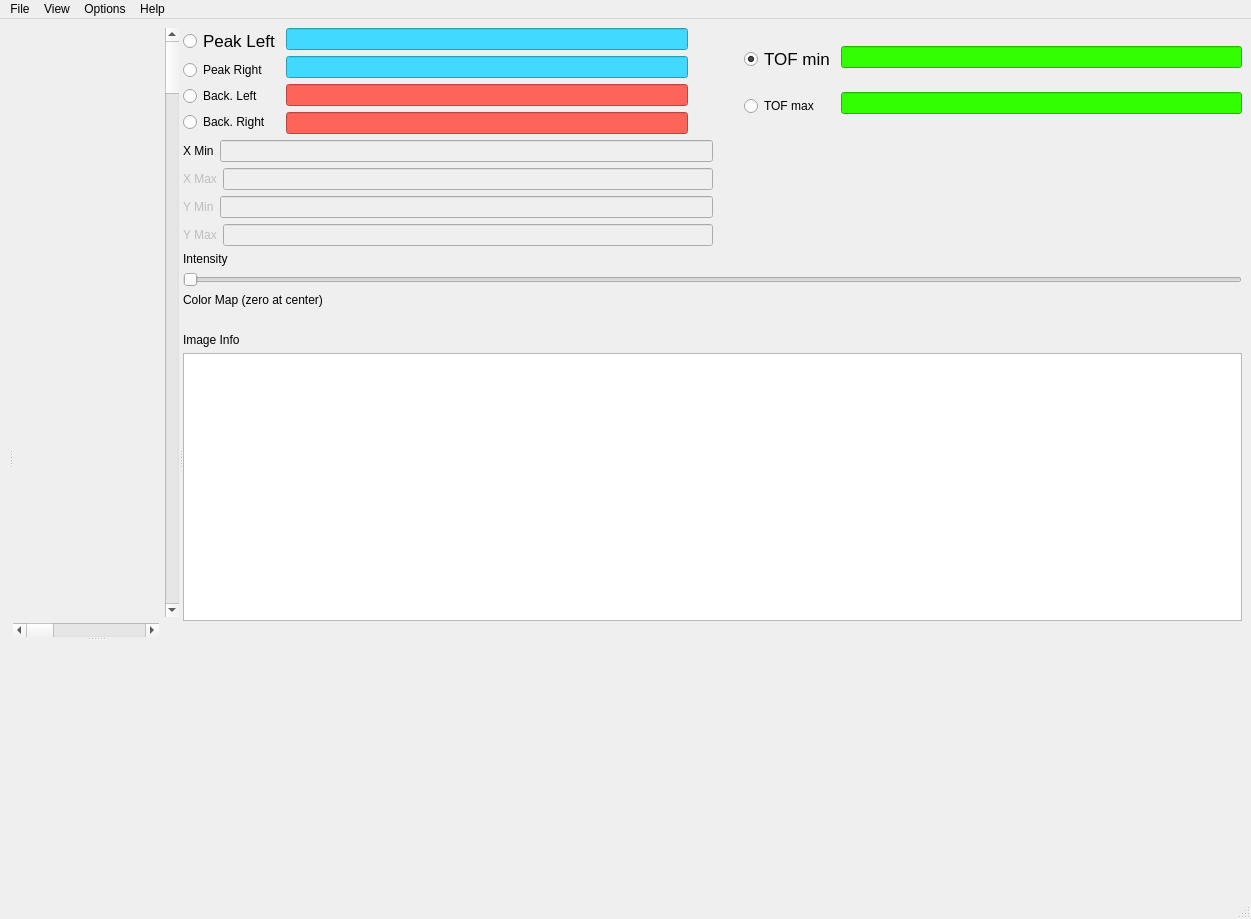
The window that Code/Mantid/MantidQt/RefDetectorViewer/inc/MantidQtRefDetectorViewer/ImageView.ui (mantidproject/mantid) describes before a commit, drawn with Qt 5.
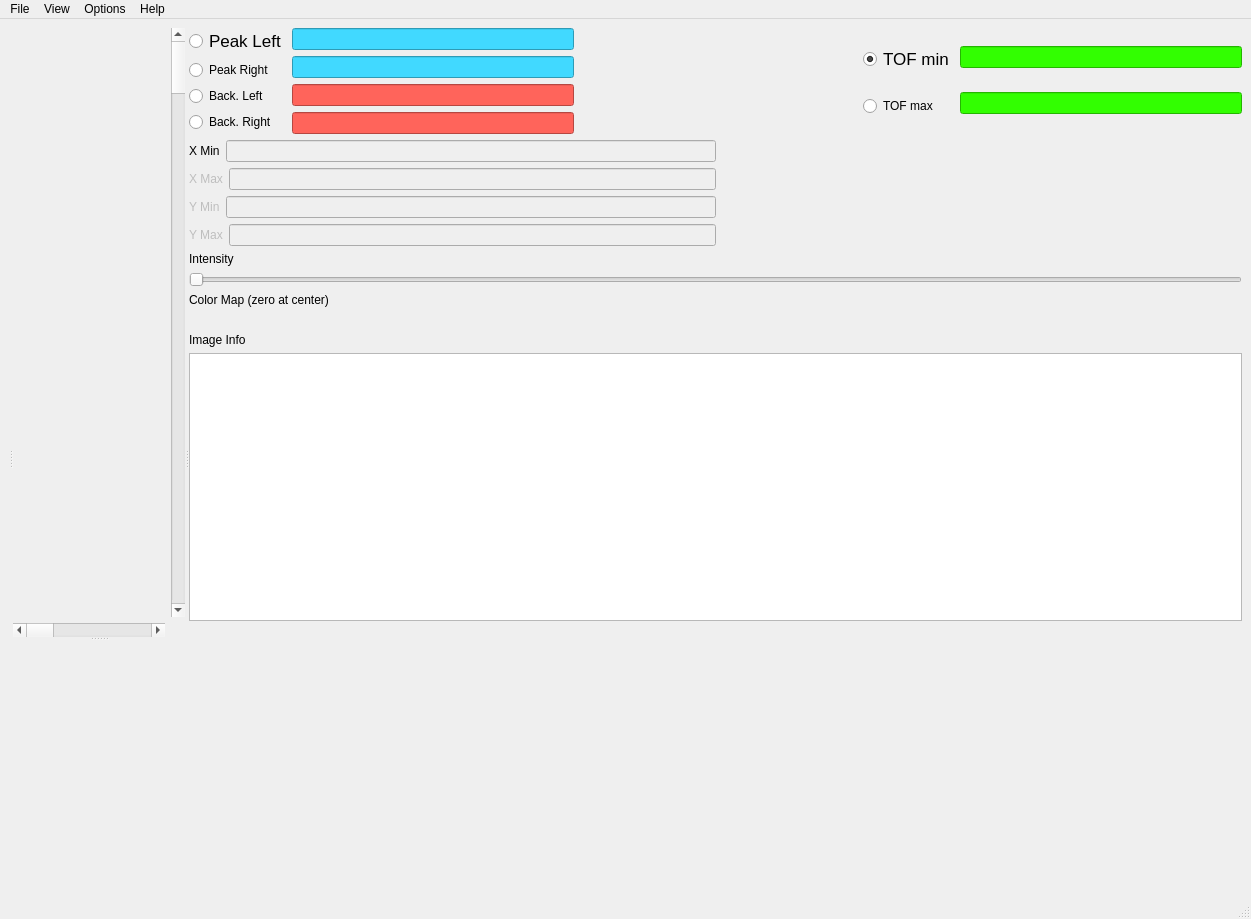
The same window after the commit. Custom widgets are drawn as their Qt base class.

Diff of the .ui file:
```diff
--- a/Code/Mantid/MantidQt/RefDetectorViewer/inc/MantidQtRefDetectorViewer/ImageView.ui
+++ b/Code/Mantid/MantidQt/RefDetectorViewer/inc/MantidQtRefDetectorViewer/ImageView.ui
@@ -185,11 +185,11 @@
              <enum>Qt::Horizontal</enum>
             </property>
             <property name="sizeType">
-             <enum>QSizePolicy::Fixed</enum>
+             <enum>QSizePolicy::Expanding</enum>
             </property>
             <property name="sizeHint" stdset="0">
              <size>
-              <width>50</width>
+              <width>30</width>
               <height>20</height>
              </size>
             </property>
```
